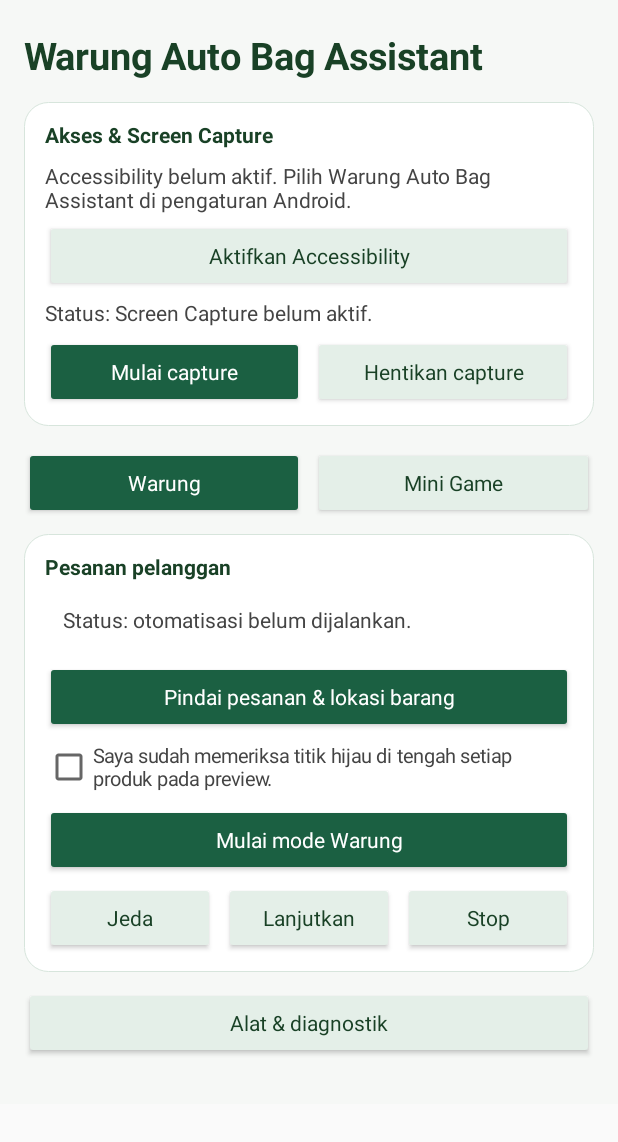
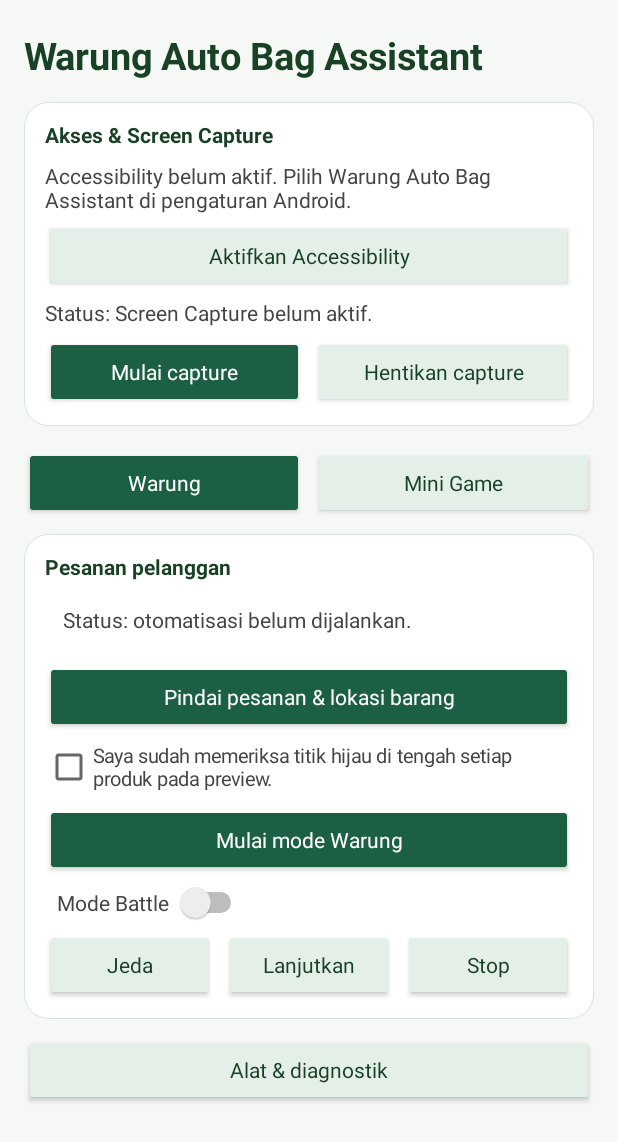
Before and after one commit to revalioyeah/Clone-WABA, an Android app: the screen it shows after launch (MainActivity), on a phone screen of 412 x 824 dp. Shown: the top 1142 px of the screen. Run offline under Robolectric (Android 15) with nearby library versions, the phone set to English and light mode, and no system bars.

Commit message:
Add files via upload

```diff
--- a/app/src/main/java/com/warung/autobag/MainActivity.kt
+++ b/app/src/main/java/com/warung/autobag/MainActivity.kt
@@ -27,6 +27,7 @@ import android.os.Looper
 import android.os.SystemClock
 import android.provider.MediaStore
 import android.provider.Settings
+import android.view.Gravity
 import android.view.View
 import android.view.accessibility.AccessibilityManager
 import android.widget.ArrayAdapter
@@ -45,6 +46,7 @@ import com.warung.autobag.detection.SmartDetectionResult
 import com.warung.autobag.detection.SmartDetectedItem
 import com.warung.autobag.detection.ItemCatalog
 import com.warung.autobag.detection.DynamicItemCatalog
+import com.warung.autobag.detection.BattleItemCatalog
 import com.warung.autobag.detection.ShelfRegion
 import com.warung.autobag.detection.SmartItemDetector
 import com.warung.autobag.gesture.GestureAccessibilityService
@@ -100,6 +102,11 @@ class MainActivity : Activity() {
     private lateinit var executionStatusText: TextView
     private lateinit var catalogSummaryText: TextView
     private lateinit var calibrationCheckBox: CheckBox
+    // Battle Mode UI elements
+    private lateinit var battleModeContainer: LinearLayout
+    private lateinit var battleModeText: TextView
+    private lateinit var battleModeSwitch: Switch
+    private var battleModeEnabled = false
     private var latestParsedOrder: OrderParseResult? = null
     private var latestDetection: SmartDetectionResult? = null
     private var latestImageWidth = 0
@@ -415,6 +422,29 @@ class MainActivity : Activity() {
         ).apply { bottomMargin = dp(6) })
         orders.addView(calibrationCheckBox, marginParams(8))
         orders.addView(startAutomaticButton, marginParams(4))
+
+        battleModeContainer = LinearLayout(this).apply {
+            orientation = LinearLayout.HORIZONTAL
+            gravity = Gravity.CENTER_VERTICAL
+        }
+        battleModeText = TextView(this).apply {
+            text = "Mode Battle"
+            textSize = 14f
+            setTextColor(Color.DKGRAY)
+            setPadding(dp(8), 0, dp(4), 0)
+        }
+        battleModeSwitch = Switch(this).apply {
+            setChecked(false)
+        }
+        battleModeSwitch.setOnCheckedChangeListener { _, isChecked ->
+            battleModeEnabled = isChecked
+            catalogEntriesCache = null // Invalidate cache so new entries take effect
+            refreshCatalogSummary()
+        }
+        battleModeContainer.addView(battleModeText)
+        battleModeContainer.addView(battleModeSwitch)
+        orders.addView(battleModeContainer, marginParams(4))
+
         orders.addView(controlRow(pauseAutomaticButton, resumeAutomaticButton, stopAutomaticButton), marginParams())
         warungPage.addView(orders, marginParams(10))
 
@@ -590,23 +620,38 @@ class MainActivity : Activity() {
     }
 
     private fun currentCatalogEntries(): List<com.warung.autobag.detection.CatalogEntry> {
-        return catalogEntriesCache ?: DynamicItemCatalog.allEntries(this).also {
+        return catalogEntriesCache ?: buildCatalogEntries().also {
             catalogEntriesCache = it
         }
     }
 
+    private fun buildCatalogEntries(): List<com.warung.autobag.detection.CatalogEntry> {
+        val base = DynamicItemCatalog.allEntries(this)
+        // Mode Battle memuat katalog tambahan tanpa mengubah menu warung asli.
+        // Hindari duplikasi: hanya tambahkan entri Battle yang nama-nya belum ada di base.
+        return if (battleModeEnabled) {
+            val baseNames = base.map { it.name }.toSet()
+            val battleUnique = BattleItemCatalog.entries.filter { it.name !in baseNames }
+            base + battleUnique
+        } else base
+    }
+
     private fun reloadCatalogEntries() {
-        catalogEntriesCache = DynamicItemCatalog.allEntries(this)
+        catalogEntriesCache = buildCatalogEntries()
     }
 
     private fun refreshCatalogSummary() {
         if (!::catalogSummaryText.isInitialized) return
         val custom = DynamicItemCatalog.customEntries(this)
-        val total = ItemCatalog.entries.size + custom.size
+        val battleCount = if (battleModeEnabled) BattleItemCatalog.entries.size else 0
+        val total = ItemCatalog.entries.size + custom.size + battleCount
         catalogSummaryText.text = buildString {
             append("Katalog bawaan: ${ItemCatalog.entries.size} barang\n")
             append("Barang tambahan tersimpan: ${custom.size}\n")
             append("Total barang dikenali: $total")
+            if (battleModeEnabled) {
+                append("\n\nMode Battle: aktif")
+            }
             if (custom.isNotEmpty()) {
                 append("\n\nTambahan: ")
                 append(custom.joinToString(", ") { it.name })
```
Also changed, not shown: app/src/main/java/com/warung/autobag/detection/BattleItemCatalog.kt (added, +58 -0 lines), 1 other file.
